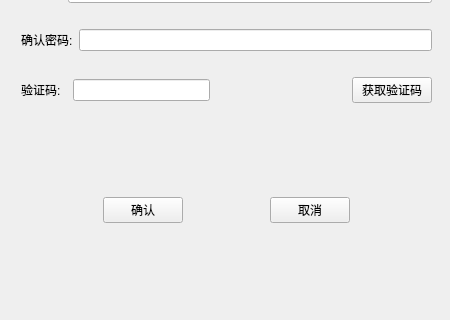
Before: the Qt Designer form resetpwdwidget.ui in tkship/ChatProject-Client, drawn with Qt 5; both pictures show x 0 to 450 and y 280 to 600 of the 450 by 600 pixel window.
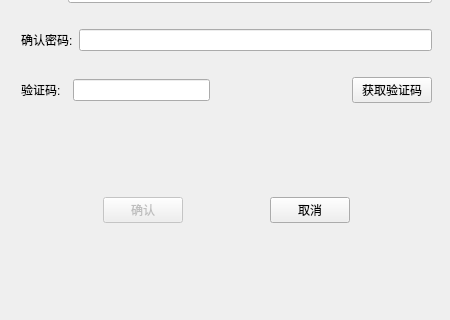
After: the same form once the commit is applied. Custom widgets are drawn as their Qt base class.

```diff
--- a/resetpwdwidget.ui
+++ b/resetpwdwidget.ui
@@ -237,6 +237,9 @@
         </item>
         <item>
          <widget class="QPushButton" name="ConfirmButton">
+          <property name="enabled">
+           <bool>false</bool>
+          </property>
           <property name="text">
            <string>确认</string>
           </property>
```
